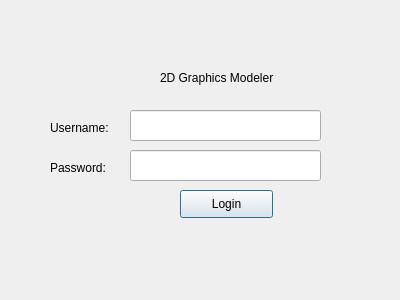
Above: 2D_Graphics_Modeler/login.ui from Hcorupe/2D-Graphics-Modeler before the change. Below: the same form after it.
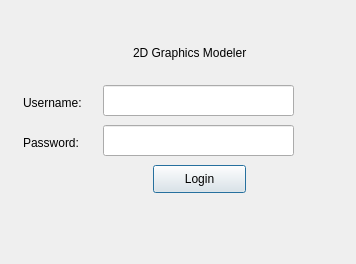
That is the form after the change.

What changed in the file:
```diff
--- a/2D_Graphics_Modeler/login.ui
+++ b/2D_Graphics_Modeler/login.ui
@@ -9,8 +9,8 @@
    <rect>
     <x>0</x>
     <y>0</y>
-    <width>400</width>
-    <height>300</height>
+    <width>356</width>
+    <height>264</height>
    </rect>
   </property>
   <property name="windowTitle">
@@ -22,8 +22,8 @@
   <widget class="QLabel" name="userLabel">
    <property name="geometry">
     <rect>
-     <x>50</x>
-     <y>120</y>
+     <x>23</x>
+     <y>95</y>
      <width>71</width>
      <height>16</height>
     </rect>
@@ -35,8 +35,8 @@
   <widget class="QLabel" name="passwordLabel">
    <property name="geometry">
     <rect>
-     <x>50</x>
-     <y>160</y>
+     <x>23</x>
+     <y>135</y>
      <width>61</width>
      <height>16</height>
     </rect>
@@ -48,8 +48,8 @@
   <widget class="QPushButton" name="loginButton">
    <property name="geometry">
     <rect>
-     <x>180</x>
-     <y>190</y>
+     <x>153</x>
+     <y>165</y>
      <width>93</width>
      <height>28</height>
     </rect>
@@ -61,8 +61,8 @@
   <widget class="QLabel" name="titleLabel">
    <property name="geometry">
     <rect>
-     <x>160</x>
-     <y>70</y>
+     <x>133</x>
+     <y>45</y>
      <width>131</width>
      <height>16</height>
     </rect>
@@ -77,8 +77,8 @@
   <widget class="QLabel" name="label">
    <property name="geometry">
     <rect>
-     <x>130</x>
-     <y>230</y>
+     <x>103</x>
+     <y>205</y>
      <width>211</width>
      <height>20</height>
     </rect>
@@ -90,8 +90,8 @@
   <widget class="QLineEdit" name="userEdit">
    <property name="geometry">
     <rect>
-     <x>130</x>
-     <y>110</y>
+     <x>103</x>
+     <y>85</y>
      <width>191</width>
      <height>31</height>
     </rect>
@@ -100,8 +100,8 @@
   <widget class="QLineEdit" name="passwordEdit">
    <property name="geometry">
     <rect>
-     <x>130</x>
-     <y>150</y>
+     <x>103</x>
+     <y>125</y>
      <width>191</width>
      <height>31</height>
     </rect>
```
